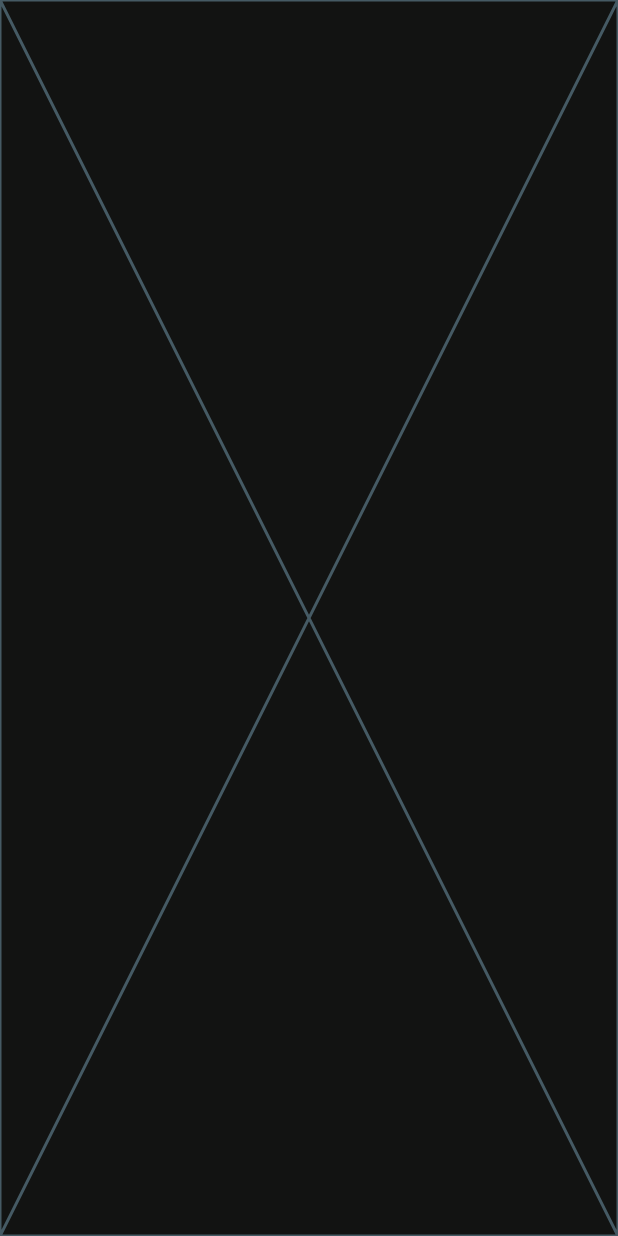
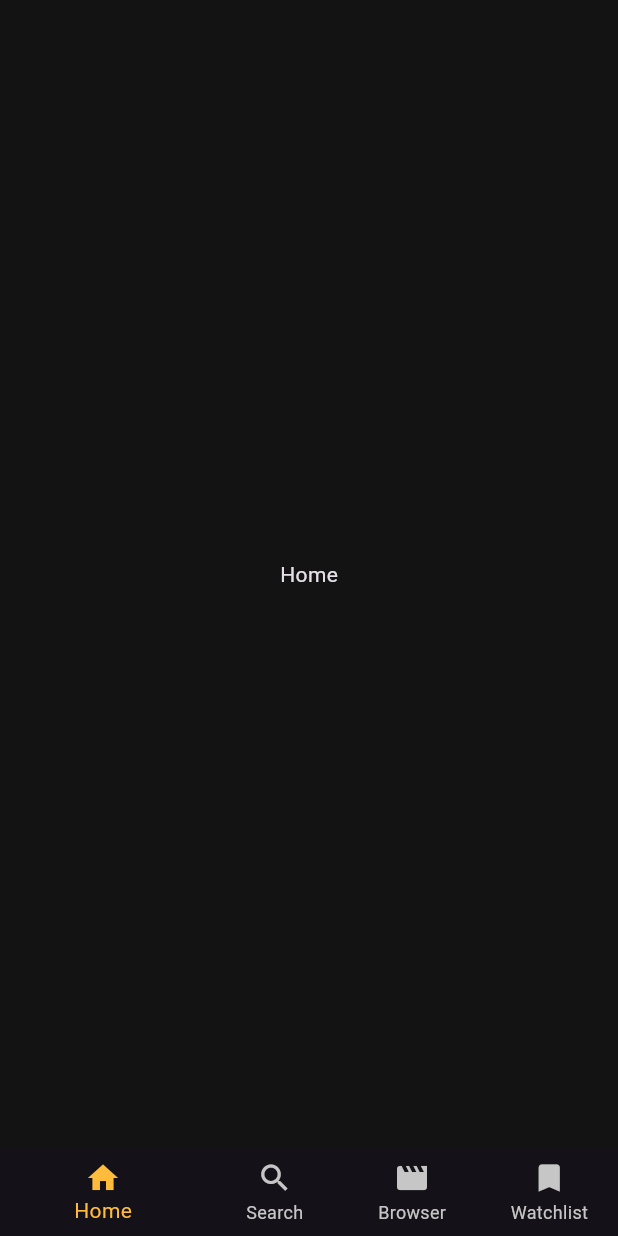
Before and after one commit to Ezzatbalah/movie_app, a Flutter app: the screen it shows after launch, on a phone screen of 412 x 824 dp. Run offline on Flutter 3.47's test engine with Material 3 defaults, Android fonts, the phone set to English and light mode, and no system bars; our stand-ins replace go_router.

Commit message:
Nave bar done

```diff
--- a/lib/constant.dart
+++ b/lib/constant.dart
@@ -1,3 +1,5 @@
 import 'package:flutter/material.dart';
 
 const kPrimaryColor = Color(0xff121312);
+const kNaveBarColorSelected = Color(0xffFFBB3B);
+const kNaveBarColorUnSelected = Color(0xffC6C6C6);
--- a/lib/core/utils/app_router.dart
+++ b/lib/core/utils/app_router.dart
@@ -1,15 +1,15 @@
 import 'package:go_router/go_router.dart';
-import 'package:movie_app/features/Navigator/view/appbar_view.dart';
+import 'package:movie_app/features/Navigator/view/navebar_view.dart';
 import 'package:movie_app/features/splash/view/splash_view.dart';
 
 abstract class AppRouter {
-  static const KappbarView = '/appbarView';
+  static const kAppbarView = '/appbarView';
   static final router = GoRouter(
     routes: [
       GoRoute(path: '/', builder: (context, state) => const SplashView()),
       GoRoute(
-        path: KappbarView,
-        builder: (context, state) => const AppbarView(),
+        path: kAppbarView,
+        builder: (context, state) => const NavebarView(),
       ),
     ],
   );
--- a/lib/features/Navigator/view/appbar_view.dart
+++ /dev/null
@@ -1,11 +0,0 @@
-import 'package:flutter/material.dart';
-import 'package:movie_app/features/Navigator/view/widget/appbar_view_body.dart';
-
-class AppbarView extends StatelessWidget {
-  const AppbarView({super.key});
-
-  @override
-  Widget build(BuildContext context) {
-    return Scaffold(body: const AppbarViewBody());
-  }
-}
--- /dev/null
+++ b/lib/features/Navigator/view/navebar_view.dart
@@ -0,0 +1,11 @@
+import 'package:flutter/material.dart';
+import 'package:movie_app/features/Navigator/view/widget/navebar_view_body.dart';
+
+class NavebarView extends StatelessWidget {
+  const NavebarView({super.key});
+
+  @override
+  Widget build(BuildContext context) {
+    return Scaffold(body: const NavebarViewBody());
+  }
+}
--- a/lib/features/Navigator/view/widget/appbar_view_body.dart
+++ /dev/null
@@ -1,10 +0,0 @@
-import 'package:flutter/widgets.dart';
-
-class AppbarViewBody extends StatelessWidget {
-  const AppbarViewBody({super.key});
-
-  @override
-  Widget build(BuildContext context) {
-    return const Placeholder();
-  }
-}
--- /dev/null
+++ b/lib/features/Navigator/view/widget/navebar_view_body.dart
@@ -0,0 +1,47 @@
+import 'package:flutter/material.dart';
+import 'package:movie_app/constant.dart';
+
+class NavebarViewBody extends StatefulWidget {
+  const NavebarViewBody({super.key});
+
+  @override
+  State<NavebarViewBody> createState() => _NavbarViewState();
+}
+
+class _NavbarViewState extends State<NavebarViewBody> {
+  int _currentIndex = 0;
+
+  final List<Widget> _screens = [
+    const Center(child: Text("Home")),
+    const Center(child: Text("Search")),
+    const Center(child: Text("Browser")),
+    const Center(child: Text("Watchlist")),
+  ];
+
+  @override
+  Widget build(BuildContext context) {
+    return Scaffold(
+      body: _screens[_currentIndex],
+      bottomNavigationBar: BottomNavigationBar(
+        currentIndex: _currentIndex,
+        onTap: (index) {
+          setState(() {
+            _currentIndex = index;
+          });
+        },
+        selectedItemColor: kNaveBarColorSelected, // اللون لما يكون tab متعلم
+        unselectedItemColor: kNaveBarColorUnSelected,
+        showUnselectedLabels: true,
+        items: const [
+          BottomNavigationBarItem(icon: Icon(Icons.home), label: "Home"),
+          BottomNavigationBarItem(icon: Icon(Icons.search), label: "Search"),
+          BottomNavigationBarItem(icon: Icon(Icons.movie), label: "Browser"),
+          BottomNavigationBarItem(
+            icon: Icon(Icons.bookmark),
+            label: "Watchlist",
+          ),
+        ],
+      ),
+    );
+  }
+}
--- a/lib/features/splash/view/widgets/splash_view_body.dart
+++ b/lib/features/splash/view/widgets/splash_view_body.dart
@@ -54,7 +54,7 @@ class _SplashViewBodyState extends State<SplashViewBody>
 
   void navigateToAppBar() {
     Future.delayed(const Duration(seconds: 3), () {
-      GoRouter.of(context).push(AppRouter.KappbarView);
+      GoRouter.of(context).push(AppRouter.kAppbarView);
     });
   }
 }
```
